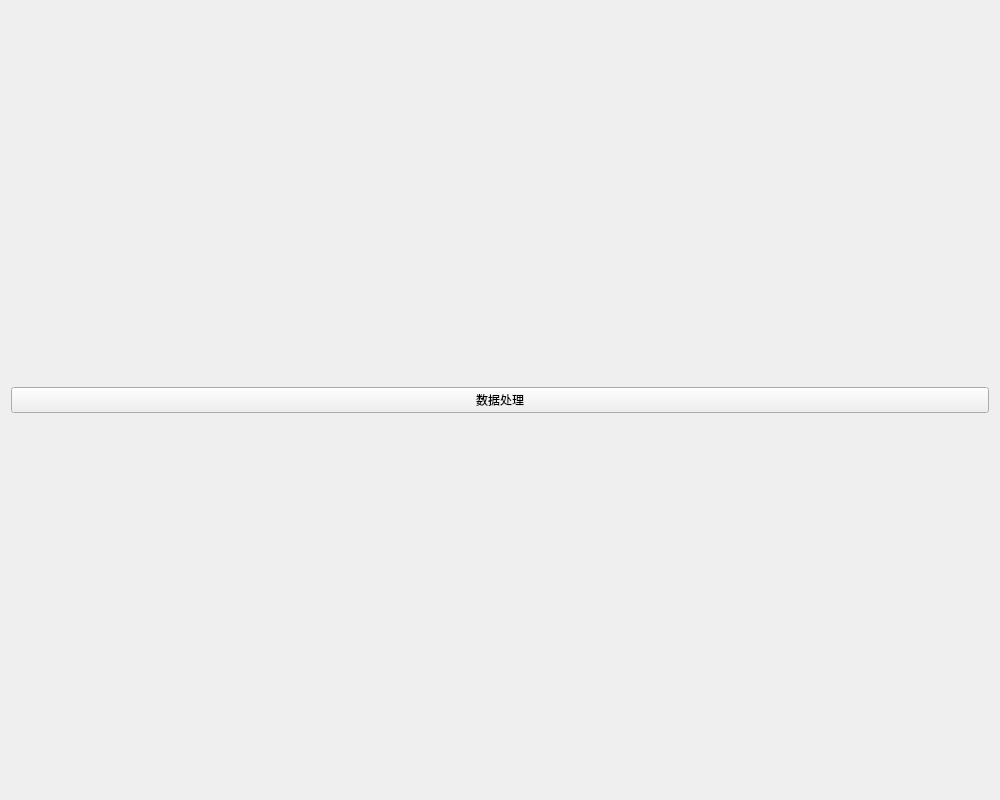
Before: the Qt Designer form src/ui/mainWindow.ui in CcooLcyy/checker, drawn with Qt 5.
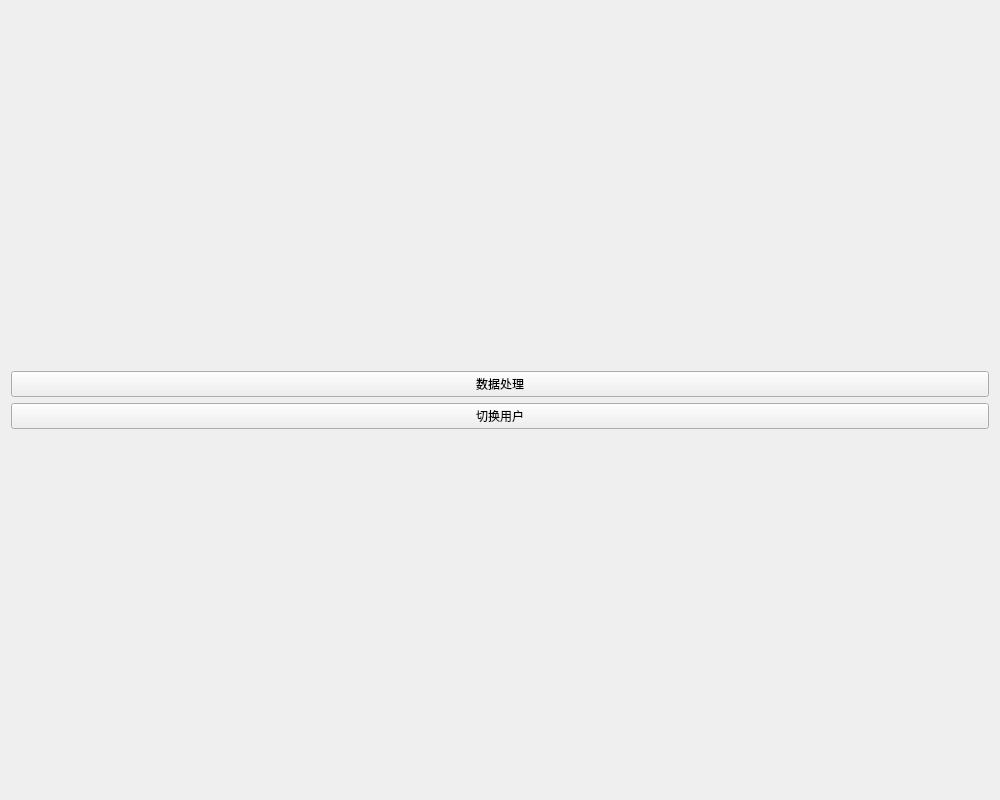
After: the same form once the commit is applied.

Commit message: 添加可以切换用户的功能

Patch:
```diff
--- a/src/ui/mainWindow.ui
+++ b/src/ui/mainWindow.ui
@@ -35,6 +35,13 @@
        </property>
       </widget>
      </item>
+     <item row="1" column="0">
+      <widget class="QPushButton" name="changeUserButton">
+       <property name="text">
+        <string>切换用户</string>
+       </property>
+      </widget>
+     </item>
     </layout>
    </item>
   </layout>
```
The commit also changes 2 other files.
